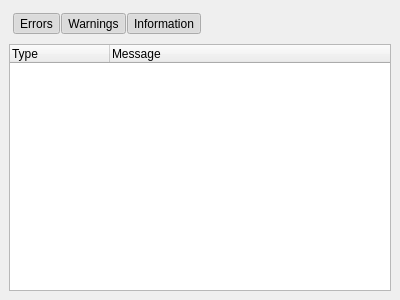
Old version of the form src/widgets/ErrorList.ui in the repository augustin/cpd-CuPixDRC.
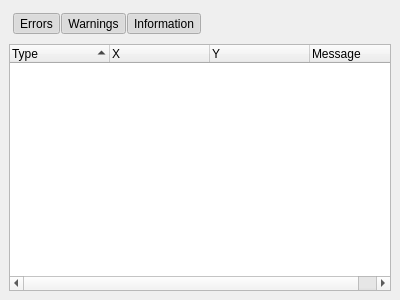
New version of the form.

Commit message: Tracer sends errors to the ErrorList.

Patch:
```diff
--- a/src/widgets/ErrorList.ui
+++ b/src/widgets/ErrorList.ui
@@ -33,11 +33,27 @@
       <property name="indentation">
        <number>0</number>
       </property>
+      <property name="sortingEnabled">
+       <bool>true</bool>
+      </property>
+      <attribute name="headerMinimumSectionSize">
+       <number>10</number>
+      </attribute>
       <column>
        <property name="text">
         <string>Type</string>
        </property>
       </column>
+      <column>
+       <property name="text">
+        <string>X</string>
+       </property>
+      </column>
+      <column>
+       <property name="text">
+        <string>Y</string>
+       </property>
+      </column>
       <column>
        <property name="text">
         <string>Message</string>
```
The commit also changes 10 other files.
